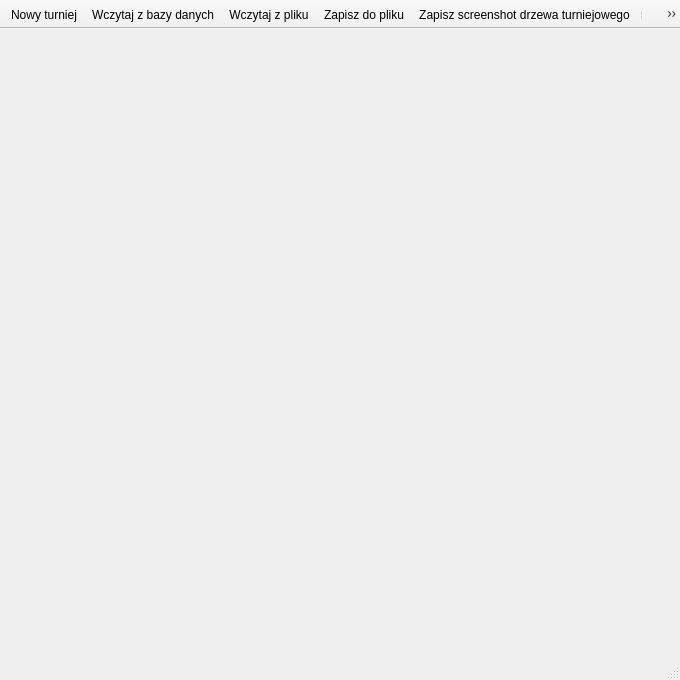
Unknown22/Tournament-Manager, file qtdesignerfiles/mainwindow.ui: the form before one commit.
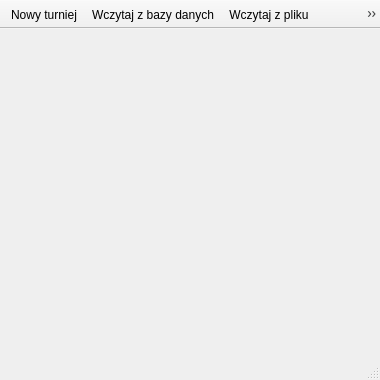
The form after the commit. Icons and pictures are not drawn.

Patch:
```diff
--- a/qtdesignerfiles/mainwindow.ui
+++ b/qtdesignerfiles/mainwindow.ui
@@ -6,8 +6,8 @@
    <rect>
     <x>0</x>
     <y>0</y>
-    <width>680</width>
-    <height>680</height>
+    <width>380</width>
+    <height>380</height>
    </rect>
   </property>
   <property name="contextMenuPolicy">
@@ -40,10 +40,13 @@
    </property>
    <property name="iconSize">
     <size>
-     <width>40</width>
-     <height>40</height>
+     <width>20</width>
+     <height>20</height>
     </size>
    </property>
+   <property name="toolButtonStyle">
+    <enum>Qt::ToolButtonIconOnly</enum>
+   </property>
    <property name="floatable">
     <bool>false</bool>
    </property>
@@ -81,6 +84,9 @@
    </property>
   </action>
   <action name="actionPomoc">
+   <property name="enabled">
+    <bool>false</bool>
+   </property>
    <property name="icon">
     <iconset>
      <normaloff>ui_files/icons/help.png</normaloff>ui_files/icons/help.png</iconset>
```
